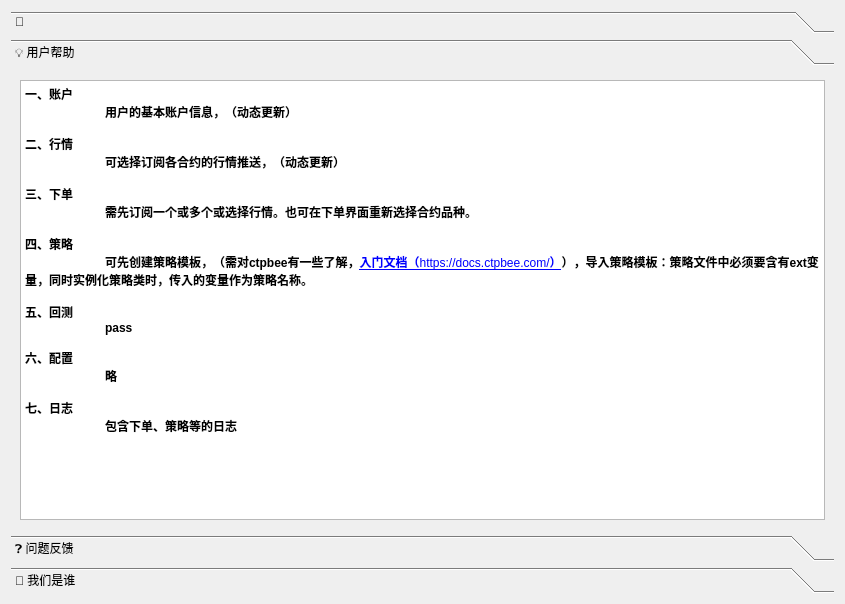
The window that app/ui/home.ui (ctpbee/ctpbee_desktop) describes before a commit, drawn with Qt 5.
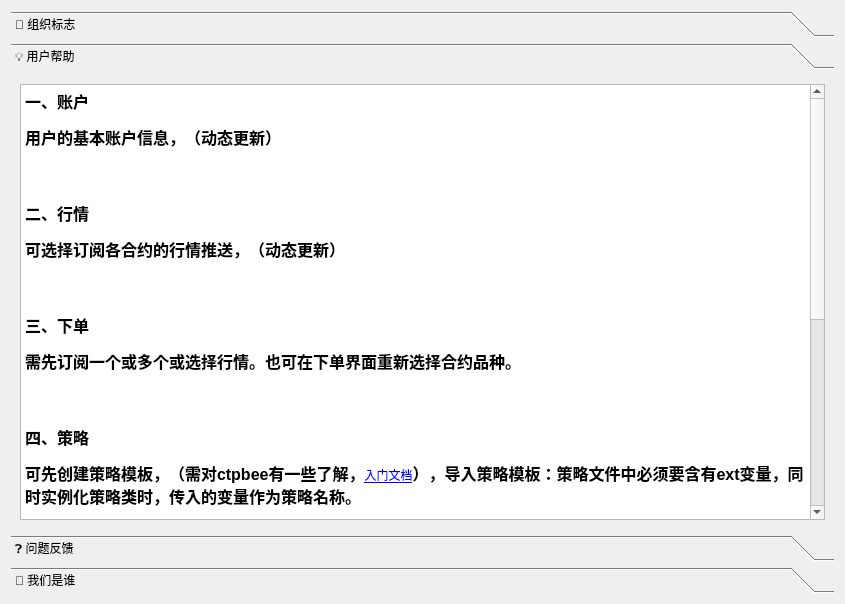
The same window after the commit. The open tabs and pages were chosen to show the change. Icons and pictures are not drawn.

Patch:
```diff
--- a/app/ui/home.ui
+++ b/app/ui/home.ui
@@ -33,7 +33,7 @@
        </rect>
       </property>
       <attribute name="label">
-       <string>🍯</string>
+       <string>🍯 组织标志</string>
       </attribute>
       <layout class="QVBoxLayout" name="verticalLayout_2">
        <item>
@@ -71,27 +71,27 @@
 &lt;html&gt;&lt;head&gt;&lt;meta name=&quot;qrichtext&quot; content=&quot;1&quot; /&gt;&lt;style type=&quot;text/css&quot;&gt;
 p, li { white-space: pre-wrap; }
 &lt;/style&gt;&lt;/head&gt;&lt;body style=&quot; font-family:'SimSun'; font-size:9pt; font-weight:400; font-style:normal;&quot;&gt;
-&lt;p style=&quot; margin-top:0px; margin-bottom:0px; margin-left:0px; margin-right:0px; -qt-block-indent:0; text-indent:0px;&quot;&gt;&lt;span style=&quot; font-family:'SimSun'; font-weight:600; color:#000000;&quot;&gt;一、账户&lt;/span&gt;&lt;/p&gt;
-&lt;p style=&quot; margin-top:0px; margin-bottom:0px; margin-left:0px; margin-right:0px; -qt-block-indent:0; text-indent:0px;&quot;&gt;&lt;span style=&quot; font-family:'SimSun'; font-weight:600;&quot;&gt;	用户的基本账户信息，（动态更新）&lt;/span&gt;&lt;/p&gt;
-&lt;p style=&quot;-qt-paragraph-type:empty; margin-top:0px; margin-bottom:0px; margin-left:0px; margin-right:0px; -qt-block-indent:0; text-indent:0px; font-family:'SimSun'; font-weight:600;&quot;&gt;&lt;br /&gt;&lt;/p&gt;
-&lt;p style=&quot; margin-top:0px; margin-bottom:0px; margin-left:0px; margin-right:0px; -qt-block-indent:0; text-indent:0px;&quot;&gt;&lt;span style=&quot; font-family:'SimSun'; font-weight:600;&quot;&gt;二、行情&lt;/span&gt;&lt;/p&gt;
-&lt;p style=&quot; margin-top:0px; margin-bottom:0px; margin-left:0px; margin-right:0px; -qt-block-indent:0; text-indent:0px;&quot;&gt;&lt;span style=&quot; font-family:'SimSun'; font-weight:600;&quot;&gt;	可选择订阅各合约的行情推送，（动态更新）&lt;/span&gt;&lt;/p&gt;
-&lt;p style=&quot;-qt-paragraph-type:empty; margin-top:0px; margin-bottom:0px; margin-left:0px; margin-right:0px; -qt-block-indent:0; text-indent:0px; font-family:'SimSun'; font-weight:600;&quot;&gt;&lt;br /&gt;&lt;/p&gt;
-&lt;p style=&quot; margin-top:0px; margin-bottom:0px; margin-left:0px; margin-right:0px; -qt-block-indent:0; text-indent:0px;&quot;&gt;&lt;span style=&quot; font-family:'SimSun'; font-weight:600;&quot;&gt;三、下单&lt;/span&gt;&lt;/p&gt;
-&lt;p style=&quot; margin-top:0px; margin-bottom:0px; margin-left:0px; margin-right:0px; -qt-block-indent:0; text-indent:0px;&quot;&gt;&lt;span style=&quot; font-family:'SimSun'; font-weight:600;&quot;&gt;	需先订阅一个或多个或选择行情。也可在下单界面重新选择合约品种。&lt;/span&gt;&lt;/p&gt;
-&lt;p style=&quot;-qt-paragraph-type:empty; margin-top:0px; margin-bottom:0px; margin-left:0px; margin-right:0px; -qt-block-indent:0; text-indent:0px; font-family:'SimSun'; font-weight:600;&quot;&gt;&lt;br /&gt;&lt;/p&gt;
-&lt;p style=&quot; margin-top:0px; margin-bottom:0px; margin-left:0px; margin-right:0px; -qt-block-indent:0; text-indent:0px;&quot;&gt;&lt;span style=&quot; font-family:'SimSun'; font-weight:600;&quot;&gt;四、策略&lt;/span&gt;&lt;/p&gt;
-&lt;p style=&quot; margin-top:0px; margin-bottom:0px; margin-left:0px; margin-right:0px; -qt-block-indent:0; text-indent:0px;&quot;&gt;&lt;span style=&quot; font-family:'SimSun'; font-weight:600;&quot;&gt;	可先创建策略模板，（需对ctpbee有一些了解，&lt;/span&gt;&lt;a href=&quot;https://docs.ctpbee.com/&quot;&gt;&lt;span style=&quot; font-family:'SimSun'; font-weight:600; text-decoration: underline; color:#0000ff;&quot;&gt;入门文档（&lt;/span&gt;&lt;/a&gt;&lt;a href=&quot;https://docs.ctpbee.com/&quot;&gt;&lt;span style=&quot; font-family:'SimSun'; text-decoration: underline; color:#0000ff;&quot;&gt;https://docs.ctpbee.com/&lt;/span&gt;&lt;/a&gt;&lt;a href=&quot;https://docs.ctpbee.com/&quot;&gt;&lt;span style=&quot; font-family:'SimSun'; font-weight:600; text-decoration: underline; color:#0000ff;&quot;&gt;）&lt;/span&gt;&lt;/a&gt;&lt;span style=&quot; font-family:'SimSun'; font-weight:600;&quot;&gt;），导入策略模板：策略文件中必须要含有ext变量，同时实例化策略类时，传入的变量作为策略名称。&lt;/span&gt;&lt;/p&gt;
-&lt;p style=&quot;-qt-paragraph-type:empty; margin-top:0px; margin-bottom:0px; margin-left:0px; margin-right:0px; -qt-block-indent:0; text-indent:0px; font-family:'SimSun'; font-weight:600;&quot;&gt;&lt;br /&gt;&lt;/p&gt;
-&lt;p style=&quot; margin-top:0px; margin-bottom:0px; margin-left:0px; margin-right:0px; -qt-block-indent:0; text-indent:0px;&quot;&gt;&lt;span style=&quot; font-family:'SimSun'; font-weight:600;&quot;&gt;五、回测&lt;/span&gt;&lt;/p&gt;
-&lt;p style=&quot; margin-top:0px; margin-bottom:0px; margin-left:0px; margin-right:0px; -qt-block-indent:0; text-indent:0px;&quot;&gt;&lt;span style=&quot; font-family:'SimSun'; font-weight:600;&quot;&gt;	pass&lt;/span&gt;&lt;/p&gt;
-&lt;p style=&quot;-qt-paragraph-type:empty; margin-top:0px; margin-bottom:0px; margin-left:0px; margin-right:0px; -qt-block-indent:0; text-indent:0px; font-family:'SimSun'; font-weight:600;&quot;&gt;&lt;br /&gt;&lt;/p&gt;
-&lt;p style=&quot; margin-top:0px; margin-bottom:0px; margin-left:0px; margin-right:0px; -qt-block-indent:0; text-indent:0px;&quot;&gt;&lt;span style=&quot; font-family:'SimSun'; font-weight:600;&quot;&gt;六、配置&lt;/span&gt;&lt;/p&gt;
-&lt;p style=&quot; margin-top:0px; margin-bottom:0px; margin-left:0px; margin-right:0px; -qt-block-indent:0; text-indent:0px;&quot;&gt;&lt;span style=&quot; font-family:'SimSun'; font-weight:600;&quot;&gt;	略&lt;/span&gt;&lt;/p&gt;
-&lt;p style=&quot;-qt-paragraph-type:empty; margin-top:0px; margin-bottom:0px; margin-left:0px; margin-right:0px; -qt-block-indent:0; text-indent:0px; font-family:'SimSun'; font-weight:600;&quot;&gt;&lt;br /&gt;&lt;/p&gt;
-&lt;p style=&quot; margin-top:0px; margin-bottom:0px; margin-left:0px; margin-right:0px; -qt-block-indent:0; text-indent:0px;&quot;&gt;&lt;span style=&quot; font-family:'SimSun'; font-weight:600;&quot;&gt;七、日志&lt;/span&gt;&lt;/p&gt;
-&lt;p style=&quot; margin-top:0px; margin-bottom:0px; margin-left:0px; margin-right:0px; -qt-block-indent:0; text-indent:0px;&quot;&gt;&lt;span style=&quot; font-family:'SimSun'; font-weight:600;&quot;&gt;	包含下单、策略等的日志&lt;/span&gt;&lt;/p&gt;
-&lt;p style=&quot;-qt-paragraph-type:empty; margin-top:0px; margin-bottom:0px; margin-left:0px; margin-right:0px; -qt-block-indent:0; text-indent:0px; font-family:'SimSun'; font-weight:600;&quot;&gt;&lt;br /&gt;&lt;/p&gt;&lt;/body&gt;&lt;/html&gt;</string>
+&lt;p style=&quot; margin-top:12px; margin-bottom:12px; margin-left:0px; margin-right:0px; -qt-block-indent:0; text-indent:0px;&quot;&gt;&lt;span style=&quot; font-family:'SimSun'; font-size:12pt; font-weight:600;&quot;&gt;一、账户&lt;/span&gt;&lt;/p&gt;
+&lt;p style=&quot; margin-top:12px; margin-bottom:12px; margin-left:0px; margin-right:0px; -qt-block-indent:0; text-indent:0px;&quot;&gt;&lt;span style=&quot; font-family:'SimSun'; font-size:12pt; font-weight:600;&quot;&gt;用户的基本账户信息，（动态更新）&lt;/span&gt;&lt;/p&gt;
+&lt;p style=&quot; margin-top:12px; margin-bottom:12px; margin-left:0px; margin-right:0px; -qt-block-indent:0; text-indent:0px;&quot;&gt;&lt;br /&gt;&lt;/p&gt;
+&lt;p style=&quot; margin-top:12px; margin-bottom:12px; margin-left:0px; margin-right:0px; -qt-block-indent:0; text-indent:0px;&quot;&gt;&lt;span style=&quot; font-family:'SimSun'; font-size:12pt; font-weight:600;&quot;&gt;二、行情&lt;/span&gt;&lt;/p&gt;
+&lt;p style=&quot; margin-top:12px; margin-bottom:12px; margin-left:0px; margin-right:0px; -qt-block-indent:0; text-indent:0px;&quot;&gt;&lt;span style=&quot; font-family:'SimSun'; font-size:12pt; font-weight:600;&quot;&gt;可选择订阅各合约的行情推送，（动态更新）&lt;/span&gt;&lt;/p&gt;
+&lt;p style=&quot; margin-top:12px; margin-bottom:12px; margin-left:0px; margin-right:0px; -qt-block-indent:0; text-indent:0px;&quot;&gt;&lt;br /&gt;&lt;/p&gt;
+&lt;p style=&quot; margin-top:12px; margin-bottom:12px; margin-left:0px; margin-right:0px; -qt-block-indent:0; text-indent:0px;&quot;&gt;&lt;span style=&quot; font-family:'SimSun'; font-size:12pt; font-weight:600;&quot;&gt;三、下单&lt;/span&gt;&lt;/p&gt;
+&lt;p style=&quot; margin-top:12px; margin-bottom:12px; margin-left:0px; margin-right:0px; -qt-block-indent:0; text-indent:0px;&quot;&gt;&lt;span style=&quot; font-family:'SimSun'; font-size:12pt; font-weight:600;&quot;&gt;需先订阅一个或多个或选择行情。也可在下单界面重新选择合约品种。&lt;/span&gt;&lt;/p&gt;
+&lt;p style=&quot; margin-top:12px; margin-bottom:12px; margin-left:0px; margin-right:0px; -qt-block-indent:0; text-indent:0px;&quot;&gt;&lt;br /&gt;&lt;/p&gt;
+&lt;p style=&quot; margin-top:12px; margin-bottom:12px; margin-left:0px; margin-right:0px; -qt-block-indent:0; text-indent:0px;&quot;&gt;&lt;span style=&quot; font-family:'SimSun'; font-size:12pt; font-weight:600;&quot;&gt;四、策略&lt;/span&gt;&lt;/p&gt;
+&lt;p style=&quot; margin-top:12px; margin-bottom:12px; margin-left:0px; margin-right:0px; -qt-block-indent:0; text-indent:0px;&quot;&gt;&lt;span style=&quot; font-family:'SimSun'; font-size:12pt; font-weight:600;&quot;&gt;可先创建策略模板，（需对ctpbee有一些了解，&lt;/span&gt;&lt;a href=&quot;https://docs.ctpbee.com/&quot;&gt;&lt;span style=&quot; font-family:'SimSun'; text-decoration: underline; color:#0000ff;&quot;&gt;入门文档&lt;/span&gt;&lt;/a&gt;&lt;span style=&quot; font-family:'SimSun'; font-size:12pt; font-weight:600;&quot;&gt;），导入策略模板：策略文件中必须要含有ext变量，同时实例化策略类时，传入的变量作为策略名称。&lt;/span&gt;&lt;/p&gt;
+&lt;p style=&quot; margin-top:12px; margin-bottom:12px; margin-left:0px; margin-right:0px; -qt-block-indent:0; text-indent:0px;&quot;&gt;&lt;br /&gt;&lt;/p&gt;
+&lt;p style=&quot; margin-top:12px; margin-bottom:12px; margin-left:0px; margin-right:0px; -qt-block-indent:0; text-indent:0px;&quot;&gt;&lt;span style=&quot; font-family:'SimSun'; font-size:12pt; font-weight:600;&quot;&gt;五、回测&lt;/span&gt;&lt;/p&gt;
+&lt;p style=&quot; margin-top:12px; margin-bottom:12px; margin-left:0px; margin-right:0px; -qt-block-indent:0; text-indent:0px;&quot;&gt;&lt;span style=&quot; font-family:'SimSun'; font-size:12pt; font-weight:600;&quot;&gt;pass&lt;/span&gt;&lt;/p&gt;
+&lt;p style=&quot; margin-top:12px; margin-bottom:12px; margin-left:0px; margin-right:0px; -qt-block-indent:0; text-indent:0px;&quot;&gt;&lt;br /&gt;&lt;/p&gt;
+&lt;p style=&quot; margin-top:12px; margin-bottom:12px; margin-left:0px; margin-right:0px; -qt-block-indent:0; text-indent:0px;&quot;&gt;&lt;span style=&quot; font-family:'SimSun'; font-size:12pt; font-weight:600;&quot;&gt;六、配置&lt;/span&gt;&lt;/p&gt;
+&lt;p style=&quot; margin-top:12px; margin-bottom:12px; margin-left:0px; margin-right:0px; -qt-block-indent:0; text-indent:0px;&quot;&gt;&lt;span style=&quot; font-family:'SimSun'; font-size:12pt; font-weight:600;&quot;&gt;略&lt;/span&gt;&lt;/p&gt;
+&lt;p style=&quot; margin-top:12px; margin-bottom:12px; margin-left:0px; margin-right:0px; -qt-block-indent:0; text-indent:0px;&quot;&gt;&lt;br /&gt;&lt;/p&gt;
+&lt;p style=&quot; margin-top:12px; margin-bottom:12px; margin-left:0px; margin-right:0px; -qt-block-indent:0; text-indent:0px;&quot;&gt;&lt;span style=&quot; font-family:'SimSun'; font-size:12pt; font-weight:600;&quot;&gt;七、日志&lt;/span&gt;&lt;/p&gt;
+&lt;p style=&quot; margin-top:12px; margin-bottom:12px; margin-left:0px; margin-right:0px; -qt-block-indent:0; text-indent:0px;&quot;&gt;&lt;span style=&quot; font-family:'SimSun'; font-size:12pt; font-weight:600;&quot;&gt;包含下单、策略等的日志&lt;/span&gt;&lt;/p&gt;
+&lt;p style=&quot; margin-top:12px; margin-bottom:12px; margin-left:0px; margin-right:0px; -qt-block-indent:0; text-indent:0px;&quot;&gt;&lt;br /&gt;&lt;/p&gt;&lt;/body&gt;&lt;/html&gt;</string>
          </property>
         </widget>
        </item>
```
Left out of the diff: 35 changed lines with no effect on the pictures.
